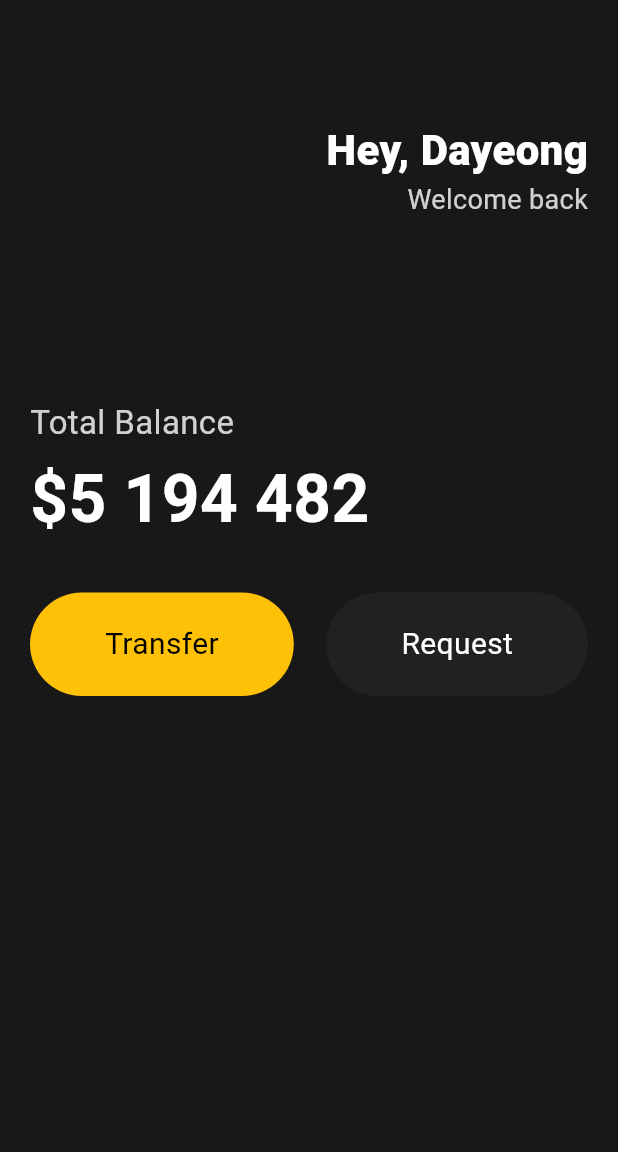
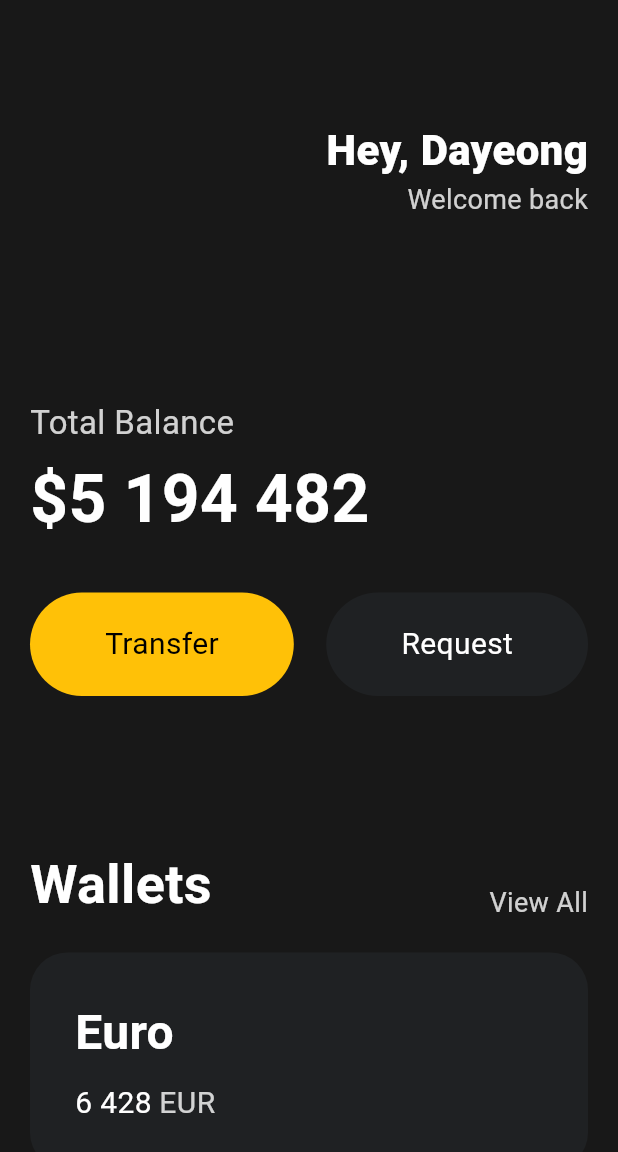
Before and after one commit to dayeongmaeng/toonflix-flutter, a Flutter app: the screen it shows after launch, on a phone screen of 412 x 824 dp. Shown: the top 1152 px of the screen. Run offline on Flutter 3.47's test engine with Material 3 defaults, Android fonts, the phone set to English and light mode, and no system bars.

Commit message:
feat: Cards

```diff
--- a/lib/main.dart
+++ b/lib/main.dart
@@ -1,4 +1,3 @@
-import 'package:flutter/cupertino.dart';
 import 'package:flutter/material.dart';
 import 'package:toonflix/widgets/button.dart';
 
@@ -88,6 +87,83 @@ class App extends StatelessWidget {
                       )
                     ],
                   ),
+                  const SizedBox(
+                    height: 100,
+                  ),
+                  Row(
+                    crossAxisAlignment: CrossAxisAlignment.end,
+                    mainAxisAlignment: MainAxisAlignment.spaceBetween,
+                    children: [
+                      const Text(
+                        'Wallets',
+                        style: TextStyle(
+                          color: Colors.white,
+                          fontSize: 36,
+                          fontWeight: FontWeight.w600,
+                        ),
+                      ),
+                      Text(
+                        'View All',
+                        style: TextStyle(
+                          color: Colors.white.withOpacity(0.8),
+                          fontSize: 18,
+                        ),
+                      ),
+                    ],
+                  ),
+                  const SizedBox(
+                    height: 20,
+                  ),
+                  Container(
+                    decoration: BoxDecoration(
+                      color: const Color(0xFF1F2123),
+                      borderRadius: BorderRadius.circular(25),
+                    ),
+                    child: Padding(
+                      padding: const EdgeInsets.all(30),
+                      child: Row(
+                        children: [
+                          Column(
+                            crossAxisAlignment: CrossAxisAlignment.start,
+                            children: [
+                              const Text(
+                                'Euro',
+                                style: TextStyle(
+                                  color: Colors.white,
+                                  fontSize: 32,
+                                  fontWeight: FontWeight.w600,
+                                ),
+                              ),
+                              const SizedBox(
+                                height: 10,
+                              ),
+                              Row(
+                                children: [
+                                  const Text(
+                                    '6 428',
+                                    style: TextStyle(
+                                      color: Colors.white,
+                                      fontSize: 20,
+                                    ),
+                                  ),
+                                  const SizedBox(
+                                    width: 5,
+                                  ),
+                                  Text(
+                                    'EUR',
+                                    style: TextStyle(
+                                      color: Colors.white.withOpacity(0.8),
+                                      fontSize: 20,
+                                    ),
+                                  ),
+                                ],
+                              )
+                            ],
+                          )
+                        ],
+                      ),
+                    ),
+                  ),
                 ],
               ))),
     );
```
Also changed, not shown: 1 other file.
